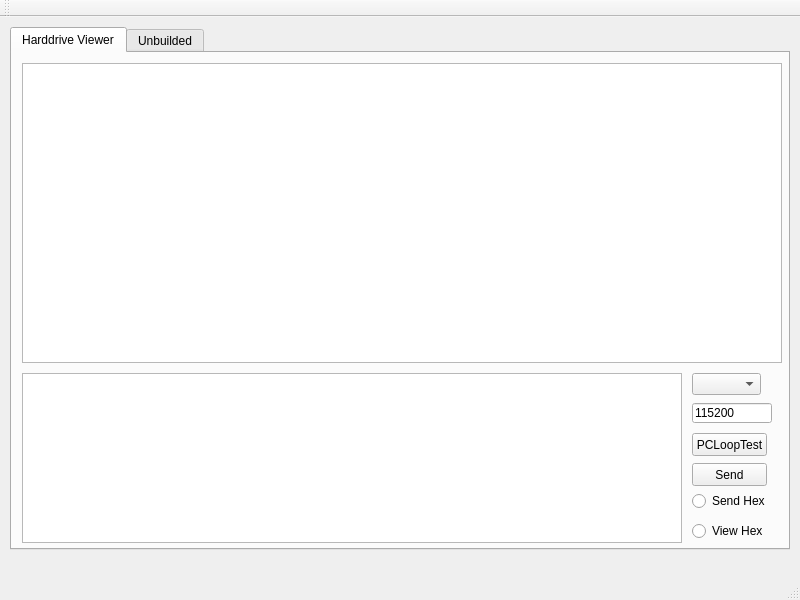
This is Tools/SerialPortDebugger/fos_spd.ui in sd196821/FOS as Qt 5 draws it before an edit. The edited form follows.
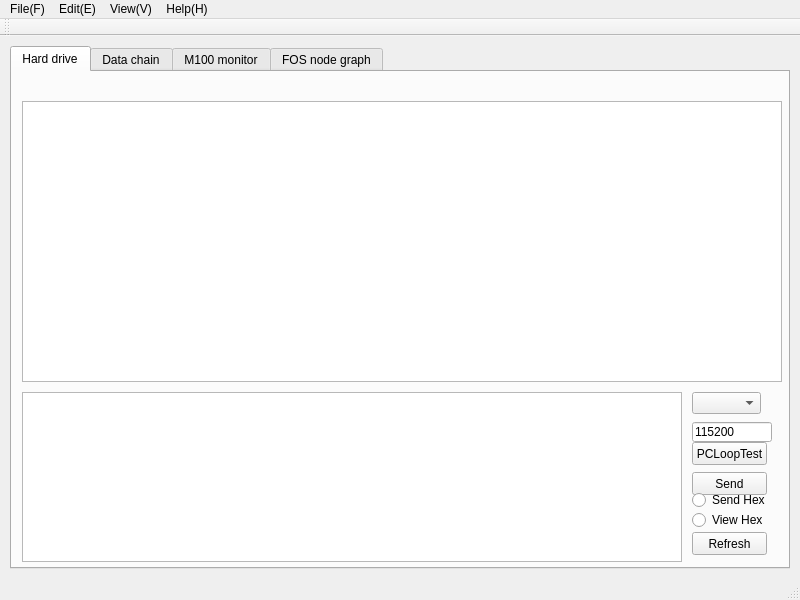
This is the edited form. The open tabs and pages were chosen to show the change.

Diff of the .ui file:
```diff
--- a/Tools/SerialPortDebugger/fos_spd.ui
+++ b/Tools/SerialPortDebugger/fos_spd.ui
@@ -28,15 +28,15 @@
     </property>
     <widget class="QWidget" name="tab">
      <attribute name="title">
-      <string>Harddrive Viewer</string>
+      <string>Hard drive</string>
      </attribute>
      <widget class="QTextBrowser" name="textBrowser">
       <property name="geometry">
        <rect>
         <x>10</x>
-        <y>10</y>
+        <y>29</y>
         <width>760</width>
-        <height>300</height>
+        <height>281</height>
        </rect>
       </property>
       <property name="undoRedoEnabled">
@@ -66,7 +66,7 @@
       <property name="geometry">
        <rect>
         <x>680</x>
-        <y>410</y>
+        <y>400</y>
         <width>75</width>
         <height>23</height>
        </rect>
@@ -89,7 +89,7 @@
       <property name="geometry">
        <rect>
         <x>680</x>
-        <y>380</y>
+        <y>370</y>
         <width>75</width>
         <height>23</height>
        </rect>
@@ -102,7 +102,7 @@
       <property name="geometry">
        <rect>
         <x>680</x>
-        <y>440</y>
+        <y>420</y>
         <width>89</width>
         <height>16</height>
        </rect>
@@ -115,7 +115,7 @@
       <property name="geometry">
        <rect>
         <x>680</x>
-        <y>470</y>
+        <y>440</y>
         <width>89</width>
         <height>16</height>
        </rect>
@@ -137,10 +137,33 @@
        <string>115200</string>
       </property>
      </widget>
+     <widget class="QPushButton" name="pushButton_Refresh">
+      <property name="geometry">
+       <rect>
+        <x>680</x>
+        <y>460</y>
+        <width>75</width>
+        <height>23</height>
+       </rect>
+      </property>
+      <property name="text">
+       <string>Refresh</string>
+      </property>
+     </widget>
     </widget>
     <widget class="QWidget" name="tab_2">
      <attribute name="title">
-      <string>Unbuilded</string>
+      <string>Data chain</string>
+     </attribute>
+    </widget>
+    <widget class="QWidget" name="tab_3">
+     <attribute name="title">
+      <string>M100 monitor</string>
+     </attribute>
+    </widget>
+    <widget class="QWidget" name="tab_4">
+     <attribute name="title">
+      <string>FOS node graph</string>
      </attribute>
     </widget>
    </widget>
@@ -154,6 +177,35 @@
      <height>23</height>
     </rect>
    </property>
+   <widget class="QMenu" name="menu">
+    <property name="title">
+     <string>File(F)</string>
+    </property>
+    <addaction name="actionNew_N"/>
+    <addaction name="actionOpen_O"/>
+    <addaction name="actionSave_S"/>
+    <addaction name="actionSave_as"/>
+   </widget>
+   <widget class="QMenu" name="menuEdit_E">
+    <property name="title">
+     <string>Edit(E)</string>
+    </property>
+   </widget>
+   <widget class="QMenu" name="menuView_V">
+    <property name="title">
+     <string>View(V)</string>
+    </property>
+    <addaction name="actionHard_drive"/>
+   </widget>
+   <widget class="QMenu" name="menuHelp_H">
+    <property name="title">
+     <string>Help(H)</string>
+    </property>
+   </widget>
+   <addaction name="menu"/>
+   <addaction name="menuEdit_E"/>
+   <addaction name="menuView_V"/>
+   <addaction name="menuHelp_H"/>
   </widget>
   <widget class="QToolBar" name="mainToolBar">
    <attribute name="toolBarArea">
```
Left out of the diff: 30 changed lines with no effect on the pictures.
